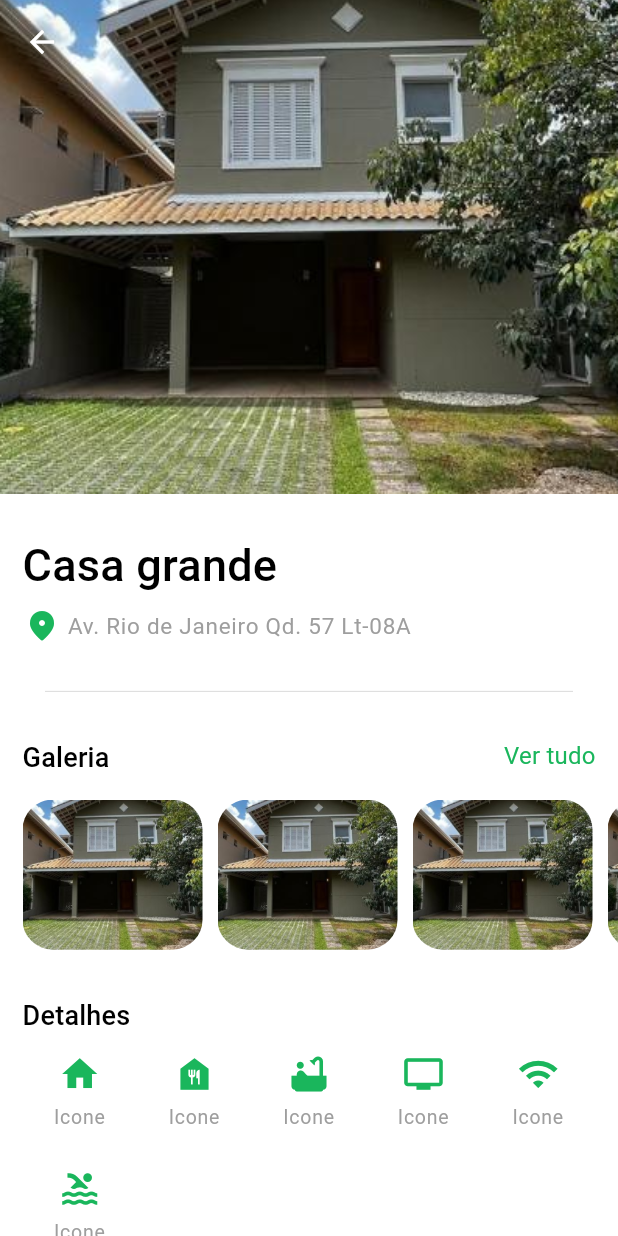
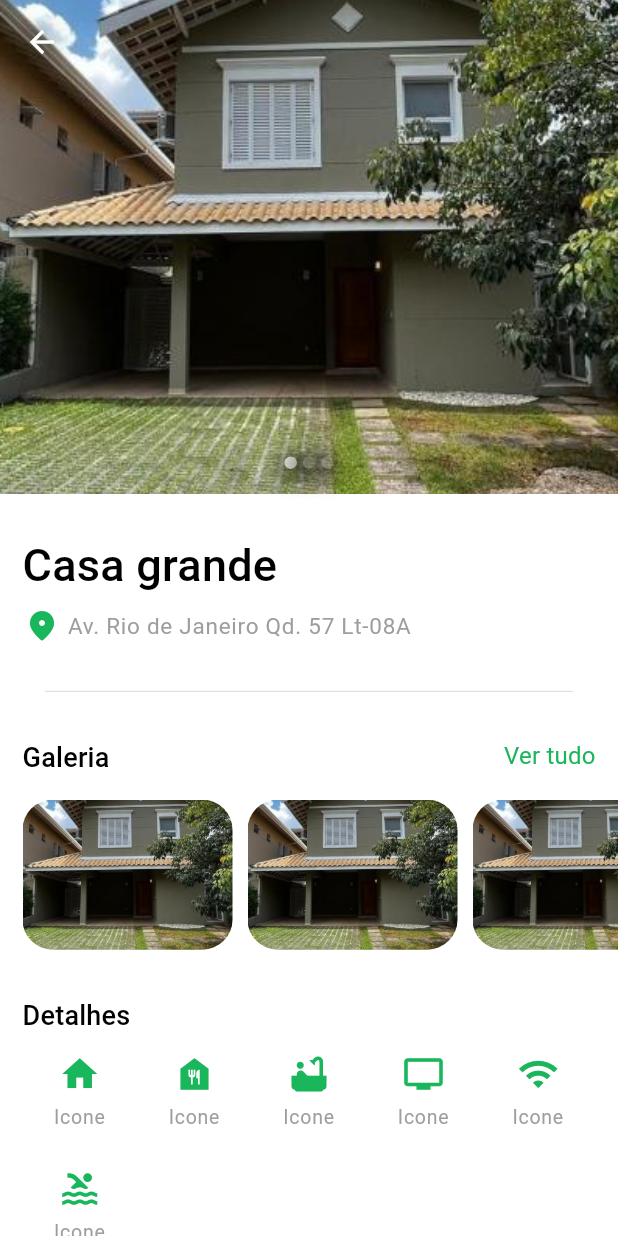
Before and after one commit to JoseVinicius-P/AluExpress-Flutter, a Flutter app: the HousesPage screen opened by its route, on a phone screen of 412 x 824 dp. Run offline on Flutter 3.47's test engine with Material 3 defaults, Android fonts, the phone set to English and light mode, and no system bars; drawn by our look-alikes of auto_size_text, carousel_slider; our stand-ins replace flutter_keyboard_visibility, flutter_modular, flutter_triple, mask_text_input_formatter, pinput, responsive_builder.

Commit message:
feat: adiconando slide_indicator_widget.dart ao slide da tela de detalhes da casa

```diff
--- /dev/null
+++ b/lib/app/modules/houses/details_house_store.dart
@@ -0,0 +1,31 @@
+import 'package:carousel_slider/carousel_controller.dart';
+import 'package:flutter/animation.dart';
+import 'package:flutter_triple/flutter_triple.dart';
+import 'package:luguel/app/modules/presentation/interfaces/i_slide_store.dart';
+
+class DetailsHouseStore extends Store<int> implements ISlideStore{
+  final CarouselController _carouselController = CarouselController();
+
+  DetailsHouseStore() : super(0);
+
+  @override
+  CarouselController getCarouselController() {
+    return _carouselController;
+  }
+
+  @override
+  void setCarouselPage(int index) {
+    _carouselController.animateToPage(
+        index,
+        duration: const Duration(milliseconds: 800),
+        curve: Curves.linear);
+  }
+
+  @override
+  void updateCurrentSlide(int current) {
+    update(current);
+  }
+
+
+
+}
--- a/lib/app/modules/houses/houses_module.dart
+++ b/lib/app/modules/houses/houses_module.dart
@@ -1,10 +1,10 @@
 import 'package:luguel/app/modules/houses/houses_page.dart';
-import 'package:luguel/app/modules/houses/houses_store.dart';
+import 'package:luguel/app/modules/houses/details_house_store.dart';
 import 'package:flutter_modular/flutter_modular.dart';
 
 class HousesModule extends Module {
   @override
-  final List<Bind> binds = [Bind.lazySingleton((i) => HousesStore()),];
+  final List<Bind> binds = [Bind.lazySingleton((i) => DetailsHouseStore()),];
 
   @override
   final List<ModularRoute> routes = [
--- a/lib/app/modules/houses/houses_page.dart
+++ b/lib/app/modules/houses/houses_page.dart
@@ -1,14 +1,15 @@
 import 'package:auto_size_text/auto_size_text.dart';
-import 'package:carousel_slider/carousel_slider.dart';
 import 'package:flutter/services.dart';
 import 'package:flutter_modular/flutter_modular.dart';
-import 'package:luguel/app/modules/houses/houses_store.dart';
+import 'package:flutter_triple/flutter_triple.dart';
+import 'package:luguel/app/modules/houses/details_house_store.dart';
 import 'package:flutter/material.dart';
 import 'package:luguel/app/shared/utilities/my_colors.dart';
 import 'package:luguel/app/shared/utilities/my_edge_insets.dart';
 import 'package:luguel/app/shared/widget/title_and_button_widget.dart';
 import 'package:luguel/app/shared/widgets/carousel_slider_widget.dart';
 import 'package:luguel/app/shared/widgets/divider_widget.dart';
+import 'package:luguel/app/shared/widgets/slide_indicator_widget.dart';
 import 'package:responsive_builder/responsive_builder.dart';
 
 class HousesPage extends StatefulWidget {
@@ -17,8 +18,7 @@ class HousesPage extends StatefulWidget {
   HousesPageState createState() => HousesPageState();
 }
 class HousesPageState extends State<HousesPage> {
-  final HousesStore store = Modular.get();
-  final CarouselController _carouselController = CarouselController();
+  final DetailsHouseStore store = Modular.get();
 
   final List<IconData> icons = [
     Icons.home,
@@ -30,10 +30,33 @@ class HousesPageState extends State<HousesPage> {
     // Adicione mais ícones conforme necessário
   ];
 
-
   @override
   Widget build(BuildContext context) {
     var theme = Theme.of(context);
+    final slidePages = [
+      SizedBox(
+        width: MediaQuery.of(context).size.width,
+        child: const Image(
+          image: AssetImage('assets/images/house.png'),
+          fit: BoxFit.fitWidth,
+        ),
+      ),
+      SizedBox(
+        width: MediaQuery.of(context).size.width,
+        child: const Image(
+          image: AssetImage('assets/images/house.png'),
+          fit: BoxFit.fitWidth,
+        ),
+      ),
+      SizedBox(
+        width: MediaQuery.of(context).size.width,
+        child: const Image(
+          image: AssetImage('assets/images/house.png'),
+          fit: BoxFit.fitWidth,
+        ),
+      ),
+    ];
+
     return Scaffold(
       extendBodyBehindAppBar: true,
       appBar: AppBar(
@@ -55,20 +78,39 @@ class HousesPageState extends State<HousesPage> {
           mainAxisSize: MainAxisSize.min,
           crossAxisAlignment: CrossAxisAlignment.start,
           children: [
+            Stack(
+              children: [
                 CarouselSliderWidget(
-              carouselController: _carouselController,
-              onPageChanged: (index) {},
+                  carouselController: store.getCarouselController(),
+                  onPageChanged: (index) => store.updateCurrentSlide(index),
                   axis: Axis.horizontal,
                   height: 100.sw * 0.8,
                   autoPlay: true,
                   autoPlayInterval: const Duration(seconds: 10),
                   enableInfiniteScroll: true,
+                  children: slidePages,
+                ),
+                SizedBox(
+                  height: 100.sw * 0.8,
+                  child: Column(
+                    mainAxisSize: MainAxisSize.max,
+                    mainAxisAlignment: MainAxisAlignment.end,
                     children: [
-                Container(
-                  constraints: const BoxConstraints.expand(),
-                  child: Image(
-                    image: AssetImage('assets/images/house.png'),
-                    fit: BoxFit.fitWidth,
+                      TripleBuilder(
+                          store: store,
+                          builder: (context, triple) {
+                            return SlideIndicatorWidget(
+                              seletedItem: triple.state as int,
+                              numberOfItems: slidePages.length,
+                              axis: Axis.horizontal,
+                              onItemTap: (index) => store.setCarouselPage(index),
+                              color: Colors.white,
+                              shadow: true,
+                            );
+                          }
+                      ),
+                      const SizedBox(height: 15,),
+                    ],
                   ),
                 ),
               ],
@@ -120,7 +162,7 @@ class HousesPageState extends State<HousesPage> {
                 scrollDirection: Axis.horizontal,
                 itemBuilder: (context, index) {
                   return SizedBox(
-                    width: 120,
+                    width: 140,
                     child: ClipRRect(
                       borderRadius: BorderRadius.circular(20),
                       child: Image(
--- a/lib/app/modules/houses/houses_store.dart
+++ /dev/null
@@ -1,7 +0,0 @@
-import 'package:flutter_triple/flutter_triple.dart';
-
-class HousesStore extends Store<int> {
-
-  HousesStore() : super(0);
-
-}
--- a/lib/app/shared/widgets/slide_indicator_widget.dart
+++ b/lib/app/shared/widgets/slide_indicator_widget.dart
@@ -9,12 +9,16 @@ class SlideIndicatorWidget extends StatelessWidget {
     this.onItemTap,
     required this.seletedItem,
     required this.axis,
+    this.color,
+    this.shadow,
   });
 
   final int numberOfItems;
   final void Function(int)? onItemTap;
   final int seletedItem;
   final Axis axis;
+  final Color? color;
+  final bool? shadow;
 
   List<Widget> generateItems(){
     return List.generate(numberOfItems, (index) =>
@@ -25,8 +29,16 @@ class SlideIndicatorWidget extends StatelessWidget {
             height: 1.sh,
             margin: const EdgeInsets.symmetric(vertical: 2.0, horizontal: 2.0),
             decoration: BoxDecoration(
-                shape: BoxShape.circle,
-                color: MyColors.primaryColor.withOpacity(seletedItem == index ? 0.7 : 0.1)
+              shape: BoxShape.circle,
+              color: (color ?? MyColors.primaryColor).withOpacity(seletedItem == index ? 0.7 : 0.2),
+              boxShadow: [
+                BoxShadow(
+                  color: (shadow ?? false) ? Colors.black.withOpacity(0.3) : Colors.transparent,
+                  blurRadius: 8.0,
+                  spreadRadius: 7,
+                  offset: const Offset(0, 3)
+                ),
+              ],
             ),
           ),
         ));
```
Also changed, not shown: 2 other files. Lines whose indentation alone changed are shown as unchanged.
